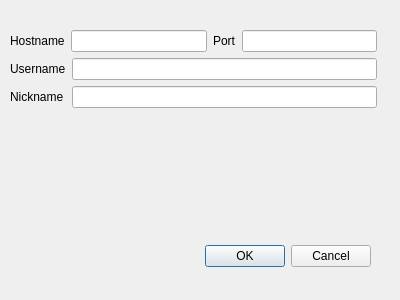
The window that connectdialog.ui (canvon/cvnirc-qt) describes before a commit, drawn with Qt 5.
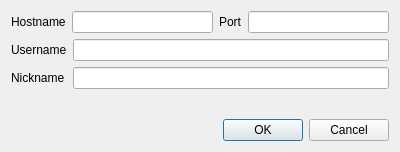
The same window after the commit.

Commit message:
[cvnirc-qt] ConnectDialog UI: Fix focus at start; ...
After several iterations of trying to use the Designer, it suddenly
happened that the focus now starts at the first input textbox.
(Perhaps, before, the focus started on the button box, but I
don't know.)

Layout should be more compact and auto-scaling to different
window sizes, now.

```diff
--- a/connectdialog.ui
+++ b/connectdialog.ui
@@ -7,37 +7,14 @@
     <x>0</x>
     <y>0</y>
     <width>400</width>
-    <height>300</height>
+    <height>152</height>
    </rect>
   </property>
   <property name="windowTitle">
    <string>Dialog</string>
   </property>
-  <widget class="QDialogButtonBox" name="buttonBox">
-   <property name="geometry">
-    <rect>
-     <x>30</x>
-     <y>240</y>
-     <width>341</width>
-     <height>32</height>
-    </rect>
-   </property>
-   <property name="orientation">
-    <enum>Qt::Horizontal</enum>
-   </property>
-   <property name="standardButtons">
-    <set>QDialogButtonBox::Cancel|QDialogButtonBox::Ok</set>
-   </property>
-  </widget>
-  <widget class="QWidget" name="layoutWidget">
-   <property name="geometry">
-    <rect>
-     <x>10</x>
-     <y>30</y>
-     <width>367</width>
-     <height>100</height>
-    </rect>
-   </property>
+  <layout class="QVBoxLayout" name="verticalLayout">
+   <item>
    <layout class="QFormLayout" name="formLayout">
     <item row="0" column="0" colspan="2">
      <layout class="QHBoxLayout" name="horizontalLayout">
@@ -96,7 +73,18 @@
      <widget class="QLineEdit" name="lineEditNick"/>
     </item>
    </layout>
-  </widget>
+   </item>
+   <item>
+    <widget class="QDialogButtonBox" name="buttonBox">
+     <property name="orientation">
+      <enum>Qt::Horizontal</enum>
+     </property>
+     <property name="standardButtons">
+      <set>QDialogButtonBox::Cancel|QDialogButtonBox::Ok</set>
+     </property>
+    </widget>
+   </item>
+  </layout>
  </widget>
  <resources/>
  <connections>
```
Left out of the diff: 6 changed lines with no effect on the pictures. Lines whose indentation alone changed are shown as unchanged.
